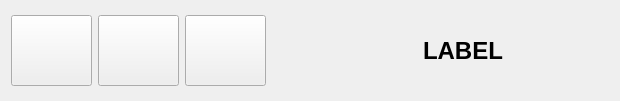
Old version of the form src/Qt/AgenceImmobiliere/barreMenuFiche.ui in the repository Ovan33/Immobilier.
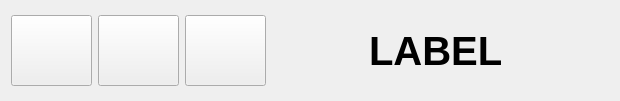
New version of the form. Icons and pictures are not drawn.

Commit message: Exploitation des nombres de souhaits et biens dans la fenêtre d'accueil pour modifier les icônes affichées.

Patch:
```diff
--- a/src/Qt/AgenceImmobiliere/barreMenuFiche.ui
+++ b/src/Qt/AgenceImmobiliere/barreMenuFiche.ui
@@ -101,7 +101,7 @@
      <property name="font">
       <font>
        <family>Liberation Sans</family>
-       <pointsize>18</pointsize>
+       <pointsize>30</pointsize>
        <weight>75</weight>
        <bold>true</bold>
       </font>
```
The commit also changes 4 other files.
